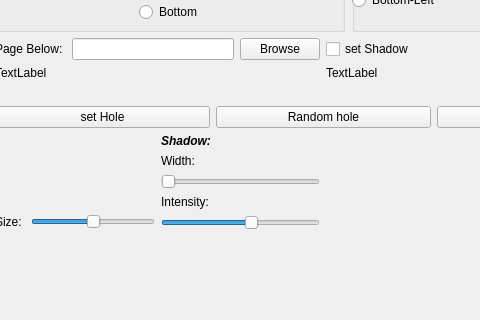
Above: software/DocCreator/src/Degradations/HoleDegradationDialog.ui from DocCreator/DocCreator before the change; both pictures show x 258 to 738 and y 197 to 517 of the 921 by 517 pixel window. Below: the same form after it.
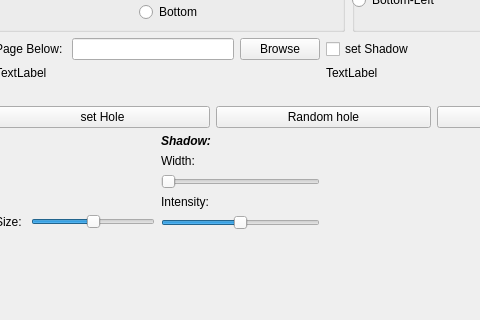
That is the form after the change.

Commit message:
Hole dialog: a shadow intensity in [0; 1]
dc::HoleDegradation::addHole() multiplies the edge of the hole by a
shadow factor in [0; 1], the closer to 0 the darker. The dialog gave it
the raw value of its slider, -50000 (in [-100000; -13000]), and then
-value*0.1, in [1300; 10000], once the slider was moved: the edge was
saturated to black, then to white, and never shadowed.

The slider is now in [0; 100], 50 by default, how dark the shadow is,
and the factor is 1 - value/100.

```diff
--- a/software/DocCreator/src/Degradations/HoleDegradationDialog.ui
+++ b/software/DocCreator/src/Degradations/HoleDegradationDialog.ui
@@ -579,13 +579,13 @@
        <item>
         <widget class="QSlider" name="intensitySlider">
          <property name="minimum">
-          <number>-100000</number>
+          <number>0</number>
          </property>
          <property name="maximum">
-          <number>-13000</number>
+          <number>100</number>
          </property>
          <property name="value">
-          <number>-50000</number>
+          <number>50</number>
          </property>
          <property name="orientation">
           <enum>Qt::Horizontal</enum>
```
Left out of the diff: 3 changed lines with no effect on the pictures. The commit also changes 1 other file.
